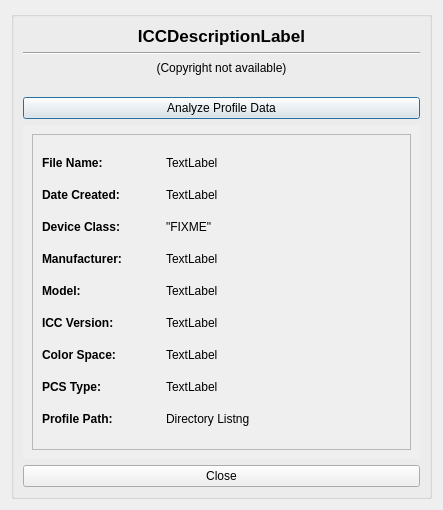
First picture: the form in src/modules/information/ui/sy_info_dialog.ui, repository oyranos-cms/Synnefo, before the edit.
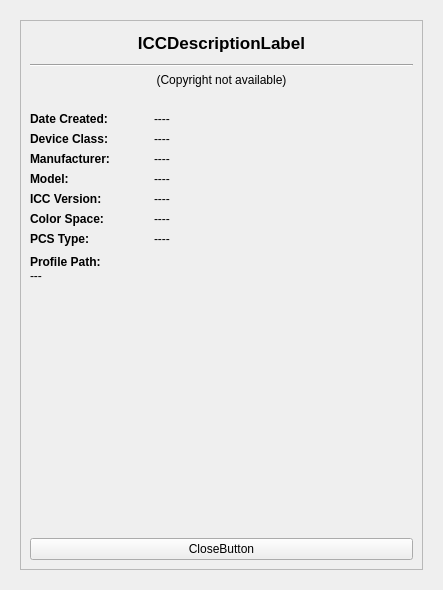
Second picture: the form after the edit.

Commit message: profile detail UI like KolorManager compact layout

```diff
--- a/src/modules/information/ui/sy_info_dialog.ui
+++ b/src/modules/information/ui/sy_info_dialog.ui
@@ -7,115 +7,27 @@
     <x>0</x>
     <y>0</y>
     <width>443</width>
-    <height>510</height>
+    <height>590</height>
    </rect>
   </property>
   <property name="windowTitle">
    <string>Dialog</string>
   </property>
-  <layout class="QGridLayout" name="gridLayout_4">
-   <item row="0" column="0" rowspan="2" colspan="2">
-    <widget class="QGroupBox" name="profileInfoGroupBox">
-     <property name="enabled">
-      <bool>true</bool>
-     </property>
-     <property name="sizePolicy">
-      <sizepolicy hsizetype="Ignored" vsizetype="Preferred">
-       <horstretch>0</horstretch>
-       <verstretch>0</verstretch>
-      </sizepolicy>
-     </property>
-     <property name="minimumSize">
-      <size>
-       <width>100</width>
-       <height>0</height>
-      </size>
-     </property>
-     <property name="title">
-      <string/>
-     </property>
-     <layout class="QGridLayout" name="gridLayout_3">
-      <item row="1" column="0">
-       <widget class="Line" name="line_2">
-        <property name="orientation">
-         <enum>Qt::Horizontal</enum>
-        </property>
-       </widget>
-      </item>
-      <item row="2" column="0">
-       <widget class="QLabel" name="copyrightTagLabel">
-        <property name="sizePolicy">
-         <sizepolicy hsizetype="Preferred" vsizetype="Fixed">
-          <horstretch>0</horstretch>
-          <verstretch>0</verstretch>
-         </sizepolicy>
-        </property>
-        <property name="frameShadow">
-         <enum>QFrame::Plain</enum>
-        </property>
-        <property name="lineWidth">
-         <number>1</number>
-        </property>
-        <property name="text">
-         <string>(Copyright not available)</string>
-        </property>
-        <property name="scaledContents">
-         <bool>true</bool>
-        </property>
-        <property name="alignment">
-         <set>Qt::AlignCenter</set>
-        </property>
-        <property name="wordWrap">
-         <bool>true</bool>
-        </property>
-        <property name="margin">
-         <number>0</number>
-        </property>
-       </widget>
-      </item>
-      <item row="3" column="0">
-       <spacer name="verticalSpacer">
-        <property name="orientation">
-         <enum>Qt::Vertical</enum>
-        </property>
-        <property name="sizeType">
-         <enum>QSizePolicy::Fixed</enum>
-        </property>
-        <property name="sizeHint" stdset="0">
-         <size>
-          <width>358</width>
-          <height>16</height>
-         </size>
-        </property>
-       </spacer>
-      </item>
-      <item row="4" column="0">
-       <widget class="QPushButton" name="launchICCExaminButton">
-        <property name="sizePolicy">
-         <sizepolicy hsizetype="Preferred" vsizetype="Fixed">
-          <horstretch>0</horstretch>
-          <verstretch>0</verstretch>
-         </sizepolicy>
-        </property>
-        <property name="minimumSize">
-         <size>
-          <width>241</width>
-          <height>0</height>
-         </size>
-        </property>
-        <property name="text">
-         <string>Analyze Profile Data</string>
-        </property>
-       </widget>
-      </item>
-      <item row="5" column="0">
+  <layout class="QVBoxLayout" name="verticalLayout_2">
+   <item>
        <widget class="QScrollArea" name="scrollArea">
         <property name="sizePolicy">
-         <sizepolicy hsizetype="Preferred" vsizetype="Preferred">
+      <sizepolicy hsizetype="Expanding" vsizetype="Expanding">
           <horstretch>0</horstretch>
           <verstretch>0</verstretch>
          </sizepolicy>
         </property>
+     <property name="minimumSize">
+      <size>
+       <width>300</width>
+       <height>300</height>
+      </size>
+     </property>
         <property name="frameShape">
          <enum>QFrame::NoFrame</enum>
         </property>
@@ -130,23 +42,25 @@
           <rect>
            <x>0</x>
            <y>0</y>
-           <width>403</width>
-           <height>318</height>
+        <width>425</width>
+        <height>575</height>
           </rect>
          </property>
          <layout class="QGridLayout" name="gridLayout_2">
-          <item row="0" column="0">
+       <item row="1" column="0">
+        <layout class="QVBoxLayout" name="verticalLayout_3">
+         <item>
            <widget class="QFrame" name="frame">
             <property name="sizePolicy">
-             <sizepolicy hsizetype="MinimumExpanding" vsizetype="MinimumExpanding">
-              <horstretch>99</horstretch>
-              <verstretch>99</verstretch>
+            <sizepolicy hsizetype="MinimumExpanding" vsizetype="Expanding">
+             <horstretch>98</horstretch>
+             <verstretch>98</verstretch>
              </sizepolicy>
             </property>
             <property name="minimumSize">
              <size>
-              <width>300</width>
-              <height>300</height>
+             <width>150</width>
+             <height>250</height>
              </size>
             </property>
             <property name="frameShape">
@@ -155,91 +69,96 @@
             <property name="frameShadow">
              <enum>QFrame::Raised</enum>
             </property>
+           <layout class="QVBoxLayout" name="verticalLayout">
+            <item>
+             <layout class="QVBoxLayout" name="verticalLayout_9">
+              <property name="topMargin">
+               <number>3</number>
+              </property>
+              <property name="bottomMargin">
+               <number>3</number>
+              </property>
+              <item>
+               <widget class="QLabel" name="descriptionTagLabel">
+                <property name="sizePolicy">
+                 <sizepolicy hsizetype="Preferred" vsizetype="Minimum">
+                  <horstretch>0</horstretch>
+                  <verstretch>0</verstretch>
+                 </sizepolicy>
+                </property>
+                <property name="minimumSize">
+                 <size>
+                  <width>0</width>
+                  <height>25</height>
+                 </size>
+                </property>
+                <property name="font">
+                 <font>
+                  <pointsize>13</pointsize>
+                  <weight>75</weight>
+                  <bold>true</bold>
+                 </font>
+                </property>
+                <property name="text">
+                 <string>ICCDescriptionLabel</string>
+                </property>
+                <property name="alignment">
+                 <set>Qt::AlignHCenter|Qt::AlignTop</set>
+                </property>
+                <property name="wordWrap">
+                 <bool>true</bool>
+                </property>
+               </widget>
+              </item>
+              <item>
+               <widget class="Line" name="infoPanelLineSeperator">
+                <property name="orientation">
+                 <enum>Qt::Horizontal</enum>
+                </property>
+               </widget>
+              </item>
+              <item>
+               <widget class="QLabel" name="copyrightTagLabel">
+                <property name="sizePolicy">
+                 <sizepolicy hsizetype="Preferred" vsizetype="Minimum">
+                  <horstretch>0</horstretch>
+                  <verstretch>0</verstretch>
+                 </sizepolicy>
+                </property>
+                <property name="minimumSize">
+                 <size>
+                  <width>0</width>
+                  <height>30</height>
+                 </size>
+                </property>
+                <property name="frameShadow">
+                 <enum>QFrame::Plain</enum>
+                </property>
+                <property name="lineWidth">
+                 <number>1</number>
+                </property>
+                <property name="text">
+                 <string>(Copyright not available)</string>
+                </property>
+                <property name="scaledContents">
+                 <bool>false</bool>
+                </property>
+                <property name="alignment">
+                 <set>Qt::AlignHCenter|Qt::AlignTop</set>
+                </property>
+                <property name="wordWrap">
+                 <bool>true</bool>
+                </property>
+                <property name="margin">
+                 <number>0</number>
+                </property>
+               </widget>
+              </item>
+             </layout>
+            </item>
+            <item>
             <layout class="QGridLayout" name="gridLayout">
              <item row="0" column="0">
-              <widget class="QLabel" name="filenameLabel">
-               <property name="sizePolicy">
-                <sizepolicy hsizetype="Fixed" vsizetype="Maximum">
-                 <horstretch>0</horstretch>
-                 <verstretch>0</verstretch>
-                </sizepolicy>
-               </property>
-               <property name="minimumSize">
-                <size>
-                 <width>88</width>
-                 <height>0</height>
-                </size>
-               </property>
-               <property name="maximumSize">
-                <size>
-                 <width>88</width>
-                 <height>16777215</height>
-                </size>
-               </property>
-               <property name="font">
-                <font>
-                 <weight>75</weight>
-                 <italic>false</italic>
-                 <bold>true</bold>
-                </font>
-               </property>
-               <property name="text">
-                <string>File Name:</string>
-               </property>
-               <property name="indent">
-                <number>-5</number>
-               </property>
-              </widget>
-             </item>
-             <item row="0" column="1">
-              <widget class="QLabel" name="filenameTagLabel">
-               <property name="sizePolicy">
-                <sizepolicy hsizetype="Ignored" vsizetype="Maximum">
-                 <horstretch>0</horstretch>
-                 <verstretch>0</verstretch>
-                </sizepolicy>
-               </property>
-               <property name="minimumSize">
-                <size>
-                 <width>100</width>
-                 <height>0</height>
-                </size>
-               </property>
-               <property name="font">
-                <font>
-                 <italic>false</italic>
-                </font>
-               </property>
-               <property name="frameShape">
-                <enum>QFrame::NoFrame</enum>
-               </property>
-               <property name="lineWidth">
-                <number>1</number>
-               </property>
-               <property name="text">
-                <string>TextLabel</string>
-               </property>
-               <property name="textFormat">
-                <enum>Qt::AutoText</enum>
-               </property>
-               <property name="scaledContents">
-                <bool>false</bool>
-               </property>
-               <property name="alignment">
-                <set>Qt::AlignJustify|Qt::AlignVCenter</set>
-               </property>
-               <property name="wordWrap">
-                <bool>true</bool>
-               </property>
-               <property name="margin">
-                <number>0</number>
-               </property>
-               <property name="indent">
-                <number>-1</number>
-               </property>
-              </widget>
-             </item>
-             <item row="1" column="0">
               <widget class="QLabel" name="dateTextLabel">
                <property name="sizePolicy">
                 <sizepolicy hsizetype="Fixed" vsizetype="Maximum">
@@ -266,7 +185,7 @@
                </property>
               </widget>
              </item>
-             <item row="1" column="1">
+              <item row="0" column="1">
               <widget class="QLabel" name="dateTagLabel">
                <property name="sizePolicy">
                 <sizepolicy hsizetype="Ignored" vsizetype="Maximum">
@@ -276,16 +195,16 @@
                </property>
                <property name="minimumSize">
                 <size>
-                 <width>100</width>
+                  <width>50</width>
                  <height>0</height>
                 </size>
                </property>
                <property name="text">
-                <string>TextLabel</string>
+                 <string>----</string>
                </property>
               </widget>
              </item>
-             <item row="2" column="0">
+              <item row="1" column="0">
               <widget class="QLabel" name="dcTextLabel">
                <property name="sizePolicy">
                 <sizepolicy hsizetype="Fixed" vsizetype="Maximum">
@@ -310,7 +229,7 @@
                </property>
               </widget>
              </item>
-             <item row="2" column="1">
+              <item row="1" column="1">
               <widget class="QLabel" name="deviceClassTagLabel">
                <property name="sizePolicy">
                 <sizepolicy hsizetype="Ignored" vsizetype="Maximum">
@@ -320,16 +239,16 @@
                </property>
                <property name="minimumSize">
                 <size>
-                 <width>100</width>
+                  <width>50</width>
                  <height>0</height>
                 </size>
                </property>
                <property name="text">
-                <string>&quot;FIXME&quot;</string>
+                 <string>----</string>
                </property>
               </widget>
              </item>
-             <item row="3" column="0">
+              <item row="2" column="0">
               <widget class="QLabel" name="manufacturerLabel">
                <property name="sizePolicy">
                 <sizepolicy hsizetype="Fixed" vsizetype="Maximum">
@@ -354,7 +273,7 @@
                </property>
               </widget>
              </item>
-             <item row="3" column="1">
+              <item row="2" column="1">
               <widget class="QLabel" name="mfgTagLabel">
                <property name="sizePolicy">
                 <sizepolicy hsizetype="Ignored" vsizetype="Maximum">
@@ -364,19 +283,19 @@
                </property>
                <property name="minimumSize">
                 <size>
-                 <width>100</width>
+                  <width>50</width>
                  <height>0</height>
                 </size>
                </property>
                <property name="text">
-                <string>TextLabel</string>
+                 <string>----</string>
                </property>
                <property name="alignment">
                 <set>Qt::AlignJustify|Qt::AlignVCenter</set>
                </property>
               </widget>
              </item>
-             <item row="4" column="0">
+              <item row="3" column="0">
               <widget class="QLabel" name="modelTexLabel">
                <property name="sizePolicy">
                 <sizepolicy hsizetype="Fixed" vsizetype="Maximum">
@@ -401,7 +320,7 @@
                </property>
               </widget>
              </item>
-             <item row="4" column="1">
+              <item row="3" column="1">
               <widget class="QLabel" name="modelTagLabel">
                <property name="sizePolicy">
                 <sizepolicy hsizetype="Ignored" vsizetype="Maximum">
@@ -411,19 +330,19 @@
                </property>
                <property name="minimumSize">
                 <size>
-                 <width>100</width>
+                  <width>50</width>
                  <height>0</height>
                 </size>
                </property>
                <property name="text">
-                <string>TextLabel</string>
+                 <string>----</string>
                </property>
                <property name="alignment">
                 <set>Qt::AlignJustify|Qt::AlignVCenter</set>
                </property>
               </widget>
              </item>
-             <item row="5" column="0">
+              <item row="4" column="0">
               <widget class="QLabel" name="iccVersionLabel">
                <property name="sizePolicy">
                 <sizepolicy hsizetype="Fixed" vsizetype="Maximum">
@@ -448,7 +367,7 @@
                </property>
               </widget>
              </item>
-             <item row="5" column="1">
+              <item row="4" column="1">
               <widget class="QLabel" name="iccVerTagLabel">
                <property name="sizePolicy">
                 <sizepolicy hsizetype="Ignored" vsizetype="Maximum">
@@ -458,16 +377,16 @@
                </property>
                <property name="minimumSize">
                 <size>
-                 <width>100</width>
+                  <width>50</width>
                  <height>0</height>
                 </size>
                </property>
                <property name="text">
-                <string>TextLabel</string>
+                 <string>----</string>
                </property>
               </widget>
              </item>
-             <item row="6" column="0">
+              <item row="5" column="0">
               <widget class="QLabel" name="colorspaceLabel">
                <property name="sizePolicy">
                 <sizepolicy hsizetype="Fixed" vsizetype="Maximum">
@@ -492,7 +411,7 @@
                </property>
               </widget>
              </item>
-             <item row="6" column="1">
+              <item row="5" column="1">
               <widget class="QLabel" name="colorspaceTagLabel">
                <property name="sizePolicy">
                 <sizepolicy hsizetype="Ignored" vsizetype="Maximum">
@@ -502,16 +421,16 @@
                </property>
                <property name="minimumSize">
                 <size>
-                 <width>100</width>
+                  <width>50</width>
                  <height>0</height>
                 </size>
                </property>
                <property name="text">
-                <string>TextLabel</string>
+                 <string>----</string>
                </property>
               </widget>
              </item>
-             <item row="7" column="0">
+              <item row="6" column="0">
               <widget class="QLabel" name="pcsTypeLabel">
                <property name="sizePolicy">
                 <sizepolicy hsizetype="Fixed" vsizetype="Maximum">
@@ -536,7 +455,7 @@
                </property>
               </widget>
              </item>
-             <item row="7" column="1">
+              <item row="6" column="1">
               <widget class="QLabel" name="pcsTagLabel">
                <property name="sizePolicy">
                 <sizepolicy hsizetype="Ignored" vsizetype="Maximum">
@@ -546,17 +465,30 @@
                </property>
                <property name="minimumSize">
                 <size>
-                 <width>100</width>
+                  <width>50</width>
                  <height>0</height>
                 </size>
                </property>
                <property name="text">
-                <string>TextLabel</string>
+                 <string>----</string>
                </property>
               </widget>
              </item>
-             <item row="8" column="0">
-              <widget class="QLabel" name="profilePathLabel">
+             </layout>
+            </item>
+            <item>
+             <layout class="QVBoxLayout" name="verticalLayout_10">
+              <property name="spacing">
+               <number>0</number>
+              </property>
+              <property name="topMargin">
+               <number>3</number>
+              </property>
+              <property name="bottomMargin">
+               <number>3</number>
+              </property>
+              <item>
+               <widget class="QLabel" name="filenameTagLabel">
                <property name="sizePolicy">
                 <sizepolicy hsizetype="Fixed" vsizetype="Maximum">
                  <horstretch>0</horstretch>
@@ -573,6 +505,7 @@
                 <font>
                  <weight>75</weight>
                  <bold>true</bold>
+                  <underline>false</underline>
                 </font>
                </property>
                <property name="text">
@@ -580,10 +513,10 @@
                </property>
               </widget>
              </item>
-             <item row="8" column="1">
+              <item>
               <widget class="QLabel" name="directoryListingTag">
                <property name="sizePolicy">
-                <sizepolicy hsizetype="Ignored" vsizetype="Maximum">
+                 <sizepolicy hsizetype="Ignored" vsizetype="Preferred">
                  <horstretch>0</horstretch>
                  <verstretch>0</verstretch>
                 </sizepolicy>
@@ -607,11 +540,23 @@
                  <bold>false</bold>
                 </font>
                </property>
+                <property name="frameShape">
+                 <enum>QFrame::NoFrame</enum>
+                </property>
+                <property name="frameShadow">
+                 <enum>QFrame::Plain</enum>
+                </property>
+                <property name="lineWidth">
+                 <number>1</number>
+                </property>
+                <property name="midLineWidth">
+                 <number>0</number>
+                </property>
                <property name="text">
-                <string>Directory Listng</string>
+                 <string>---</string>
                </property>
                <property name="textFormat">
-                <enum>Qt::LogText</enum>
+                 <enum>Qt::AutoText</enum>
                </property>
                <property name="scaledContents">
                 <bool>true</bool>
@@ -628,42 +573,52 @@
               </widget>
              </item>
             </layout>
-           </widget>
-          </item>
-         </layout>
-        </widget>
-       </widget>
-      </item>
-      <item row="0" column="0">
-       <widget class="QLabel" name="descriptionTagLabel">
+            </item>
+            <item>
+             <widget class="QPushButton" name="launchICCExaminButton">
         <property name="sizePolicy">
-         <sizepolicy hsizetype="Preferred" vsizetype="Fixed">
+               <sizepolicy hsizetype="Minimum" vsizetype="Minimum">
           <horstretch>0</horstretch>
           <verstretch>0</verstretch>
          </sizepolicy>
         </property>
-        <property name="font">
-         <font>
-          <pointsize>13</pointsize>
-          <weight>75</weight>
-          <bold>true</bold>
-         </font>
+              <property name="minimumSize">
+               <size>
+                <width>0</width>
+                <height>200</height>
+               </size>
         </property>
         <property name="text">
-         <string>ICCDescriptionLabel</string>
-        </property>
-        <property name="alignment">
-         <set>Qt::AlignCenter</set>
-        </property>
-        <property name="wordWrap">
+               <string/>
+              </property>
+              <property name="iconSize">
+               <size>
+                <width>200</width>
+                <height>200</height>
+               </size>
+              </property>
+              <property name="flat">
          <bool>true</bool>
         </property>
        </widget>
       </item>
-      <item row="6" column="0">
+            <item>
+             <spacer name="verticalSpacer">
+              <property name="orientation">
+               <enum>Qt::Vertical</enum>
+              </property>
+              <property name="sizeHint" stdset="0">
+               <size>
+                <width>20</width>
+                <height>5</height>
+               </size>
+              </property>
+             </spacer>
+            </item>
+            <item>
        <widget class="QPushButton" name="closeButton">
         <property name="text">
-         <string>Close</string>
+               <string>CloseButton</string>
         </property>
        </widget>
       </item>
@@ -671,6 +626,14 @@
     </widget>
    </item>
   </layout>
+       </item>
+      </layout>
+     </widget>
+    </widget>
+   </item>
+  </layout>
+  <zorder>scrollArea</zorder>
+  <zorder></zorder>
  </widget>
  <resources/>
  <connections/>
```
Left out of the diff: 2 changed lines with no effect on the pictures. Lines whose indentation alone changed are shown as unchanged.
